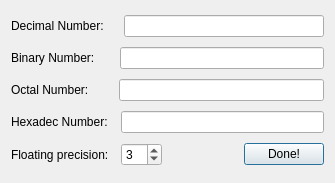
The window that numberbaseconverter.ui (manashmandal/AdvancedELearning) describes before a commit, drawn with Qt 5.
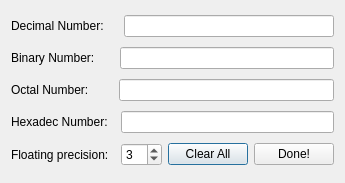
The same window after the commit.

```diff
--- a/numberbaseconverter.ui
+++ b/numberbaseconverter.ui
@@ -178,6 +178,13 @@
        </property>
       </widget>
      </item>
+     <item>
+      <widget class="QPushButton" name="clearButton">
+       <property name="text">
+        <string>Clear All</string>
+       </property>
+      </widget>
+     </item>
      <item>
       <spacer name="horizontalSpacer_5">
        <property name="orientation">
```
